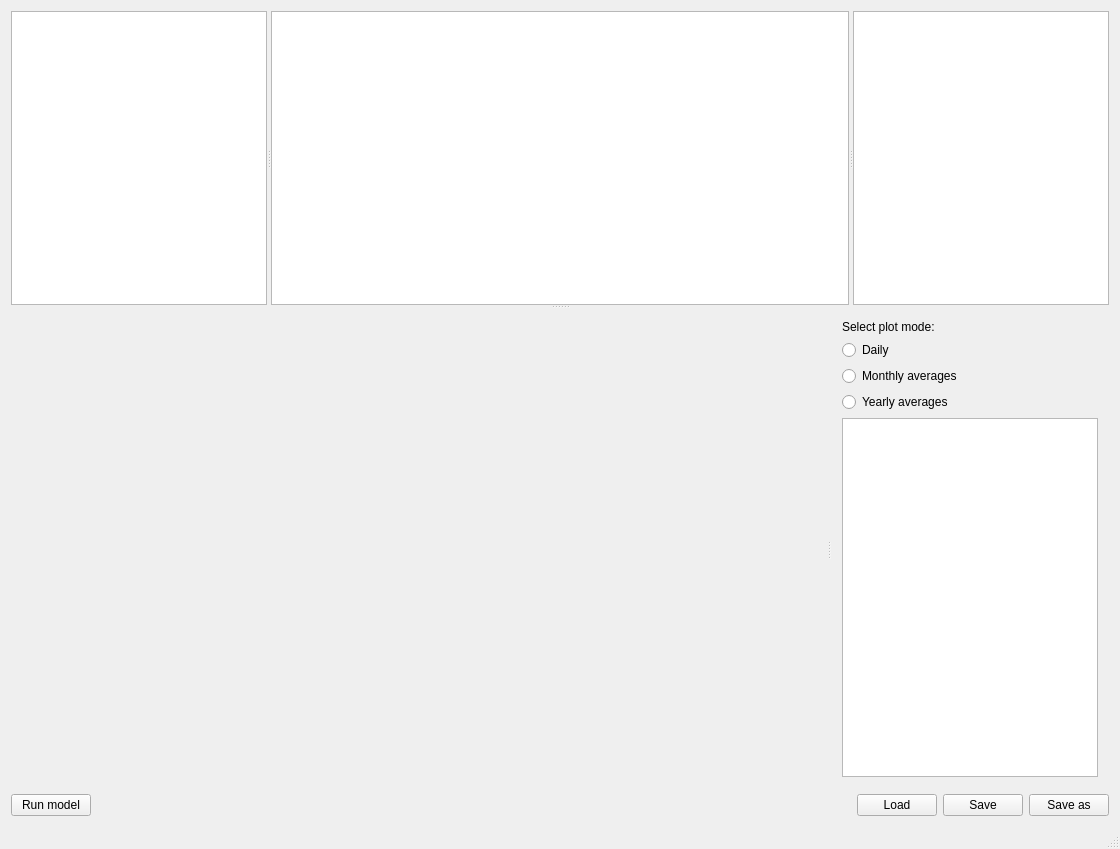
Above: mainwindow.ui from Lecheps/INCAView before the change. Below: the same form after it.
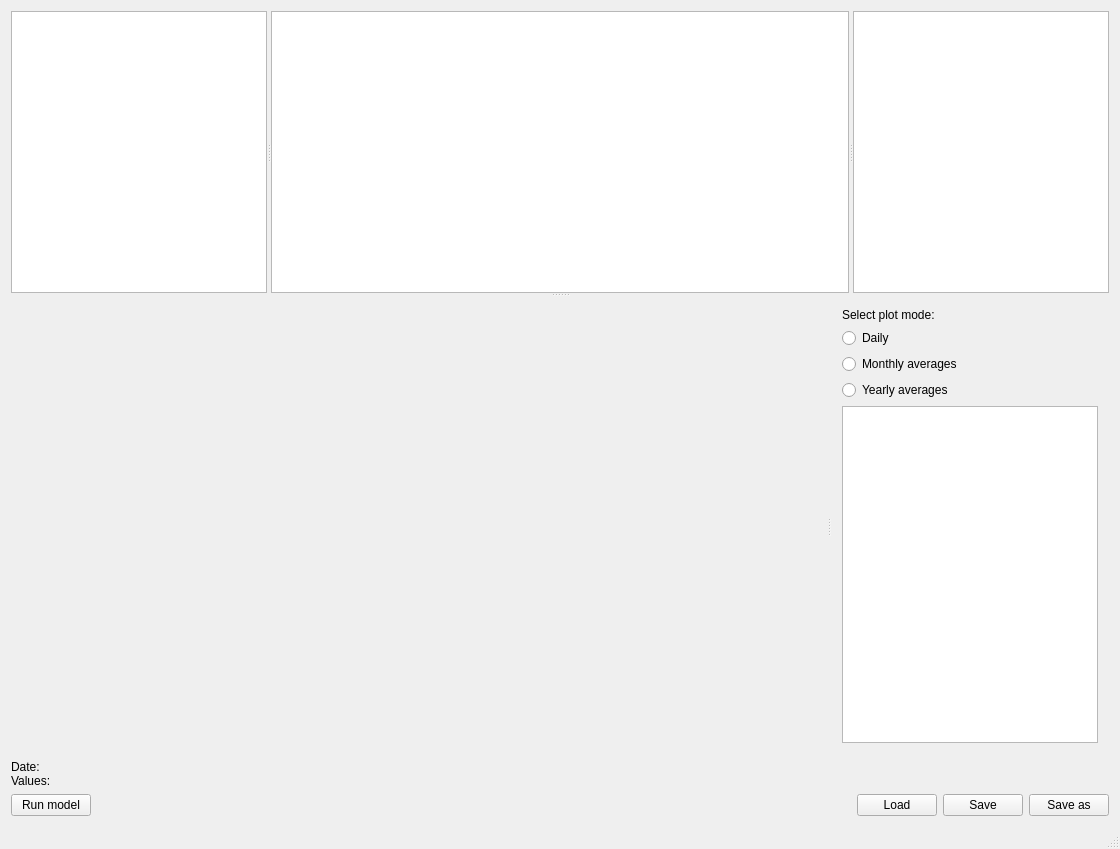
That is the form after the change. Custom widgets are drawn as their Qt base class.

Commit message: Added a "tooltip" that shows the values of the variables in the graph at the date where the mouse hovers.

The edit to the form file:
```diff
--- a/mainwindow.ui
+++ b/mainwindow.ui
@@ -119,6 +119,14 @@
         </widget>
        </widget>
       </item>
+      <item>
+       <widget class="QLabel" name="labelGraphValues">
+        <property name="text">
+         <string>Date:
+Values:</string>
+        </property>
+       </widget>
+      </item>
       <item>
        <layout class="QHBoxLayout" name="buttonsLayout">
         <item>
```
The commit also changes 5 other files.
